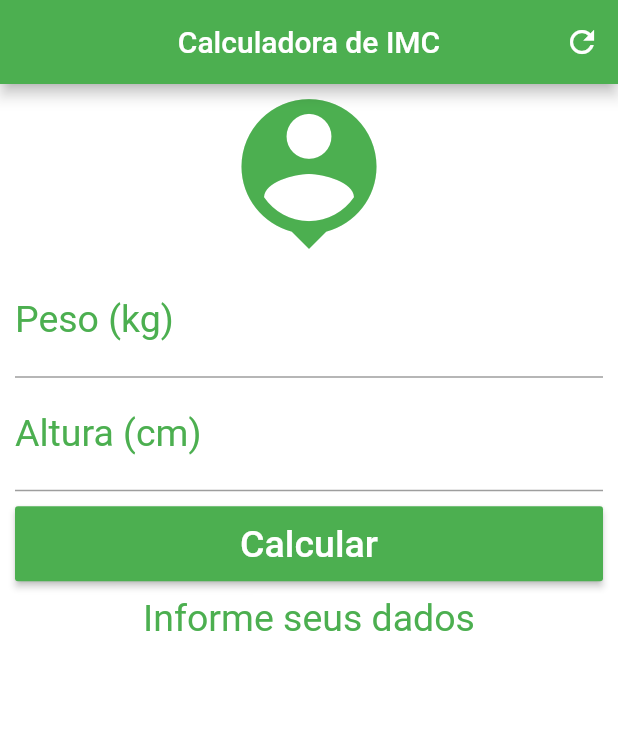
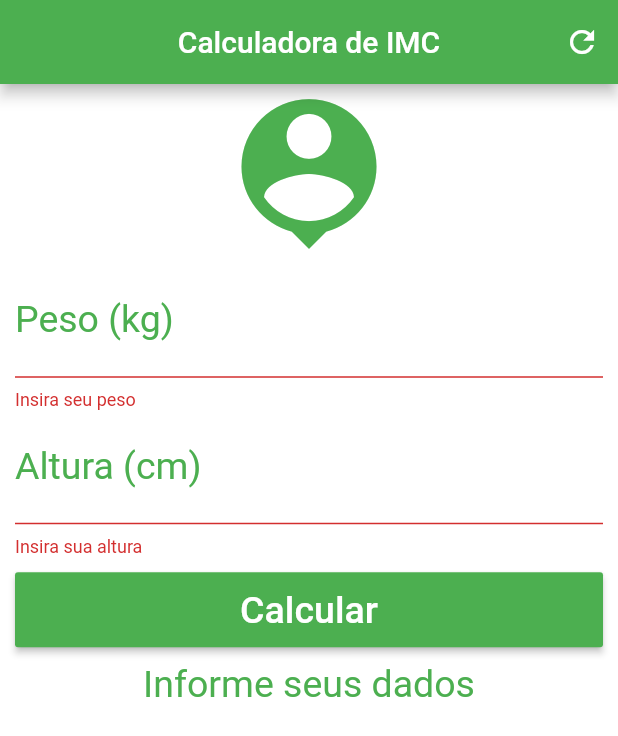
Before and after one commit to gabrielbetiol/calculadora-imc, a Flutter app: the screen it shows after launch, after a tap on "Calcular", on a phone screen of 412 x 824 dp. Shown: the top 736 px of the screen. Run offline on Flutter 3.47's test engine with Material 2 defaults, Android fonts, the phone set to English and light mode, and no system bars.

```diff
--- a/lib/main.dart
+++ b/lib/main.dart
@@ -16,15 +16,19 @@ class _HomeState extends State<Home> {
   TextEditingController weightController = TextEditingController();
   TextEditingController heightController = TextEditingController();
 
+  GlobalKey<FormState> _formKey = GlobalKey<FormState>();
+
   String _infoText = "Informe seus dados";
 
-  void _resetField(){
+  void _resetField() {
     weightController.text = "";
     heightController.text = "";
-    _infoText = "";
+    setState(() {
+      _infoText = "Informe seus dados";
+    });
   }
 
-  void _calculate(){
+  void _calculate() {
     setState(() {
       double weight = double.parse(weightController.text);
       double height = double.parse(heightController.text) / 100;
@@ -32,13 +36,13 @@ class _HomeState extends State<Home> {
       print(imc);
       if (imc < 18.6) {
         _infoText = "Abaixo do peso (${imc.toStringAsPrecision(4)})";
-      } else if (imc >= 18.6 && imc < 24.9){
+      } else if (imc >= 18.6 && imc < 24.9) {
         _infoText = "Peso ideal (${imc.toStringAsPrecision(4)})";
-      } else if (imc >= 24.9 && imc < 29.9){
+      } else if (imc >= 24.9 && imc < 29.9) {
         _infoText = "Levemente acima do peso (${imc.toStringAsPrecision(4)})";
-      } else if (imc >= 29.9 && imc < 34.9){
+      } else if (imc >= 29.9 && imc < 34.9) {
         _infoText = "Obesidade Grau I (${imc.toStringAsPrecision(4)})";
-      } else if (imc >= 34.9 && imc < 39.9){
+      } else if (imc >= 34.9 && imc < 39.9) {
         _infoText = "Obesidade Grau II (${imc.toStringAsPrecision(4)})";
       } else {
         _infoText = "Obesidade Grau III (${imc.toStringAsPrecision(4)})";
@@ -54,14 +58,14 @@ class _HomeState extends State<Home> {
         centerTitle: true,
         backgroundColor: Colors.green,
         actions: <Widget>[
-          IconButton(
-              icon: Icon(Icons.refresh),
-              onPressed: _resetField)
+          IconButton(icon: Icon(Icons.refresh), onPressed: _resetField)
         ],
       ),
       backgroundColor: Colors.white,
       body: SingleChildScrollView(
         padding: EdgeInsets.fromLTRB(10.0, 0.0, 10.0, 0.0),
+        child: Form(
+          key: _formKey,
             child: Column(
               crossAxisAlignment: CrossAxisAlignment.stretch,
               children: <Widget>[
@@ -70,7 +74,7 @@ class _HomeState extends State<Home> {
                   size: 120.0,
                   color: Colors.green,
                 ),
-            TextField(
+                TextFormField(
                   keyboardType: TextInputType.number,
                   decoration: InputDecoration(
                       labelText: "Peso (kg)",
@@ -78,8 +82,14 @@ class _HomeState extends State<Home> {
                   textAlign: TextAlign.center,
                   style: TextStyle(color: Colors.green, fontSize: 25.0),
                   controller: weightController,
+                  // ignore: missing_return
+                  validator: (value) {
+                    if(value.isEmpty) {
+                      return "Insira seu peso";
+                    }
+                  },
                 ),
-            TextField(
+                TextFormField(
                   keyboardType: TextInputType.number,
                   decoration: InputDecoration(
                       labelText: "Altura (cm)",
@@ -87,13 +97,23 @@ class _HomeState extends State<Home> {
                   textAlign: TextAlign.center,
                   style: TextStyle(color: Colors.green, fontSize: 25.0),
                   controller: heightController,
+                  //ignore: missing_return
+                  validator: (value) {
+                    if(value.isEmpty){
+                      return "Insira sua altura";
+                    }
+                  },
                 ),
                 Padding(
                   padding: EdgeInsets.only(top: 10.0, bottom: 10.0),
                   child: Container(
                     height: 50.0,
                     child: RaisedButton(
-                    onPressed: _calculate,
+                        onPressed: () {
+                          if(_formKey.currentState.validate()){
+                            _calculate();
+                          }
+                        },
                         child: Text(
                           "Calcular",
                           style: TextStyle(color: Colors.white, fontSize: 25.0),
@@ -107,6 +127,7 @@ class _HomeState extends State<Home> {
                   style: TextStyle(color: Colors.green, fontSize: 25.0),
                 )
               ],
+            )
         ),
       ),
     );
```
Lines whose indentation alone changed are shown as unchanged.
